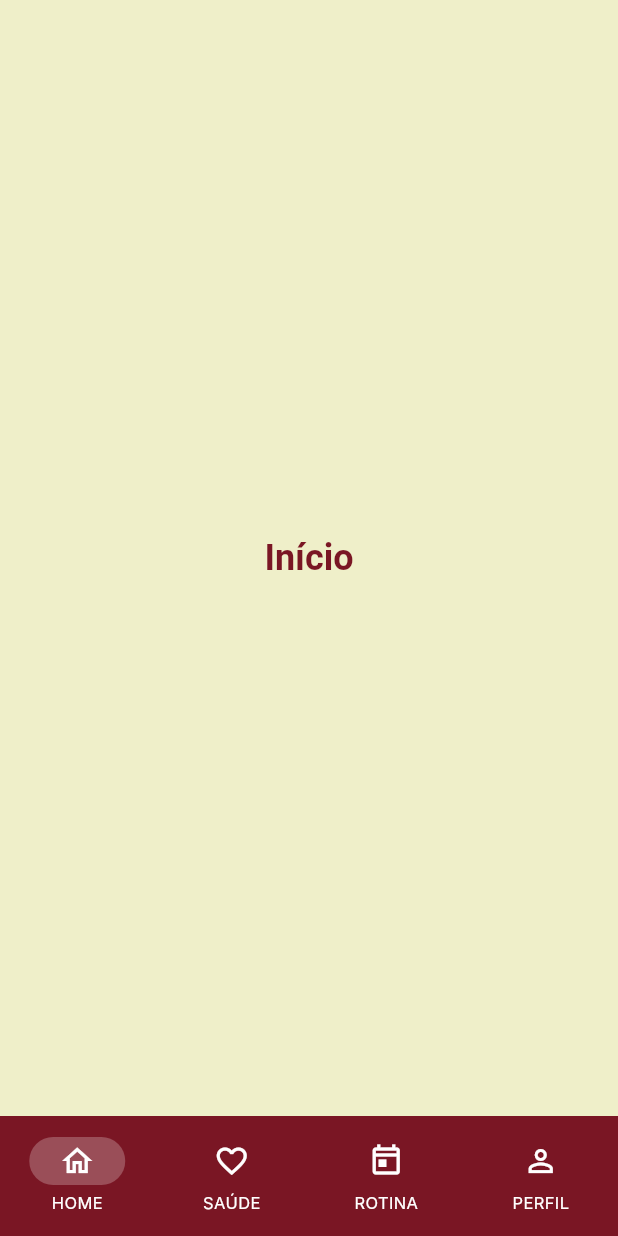
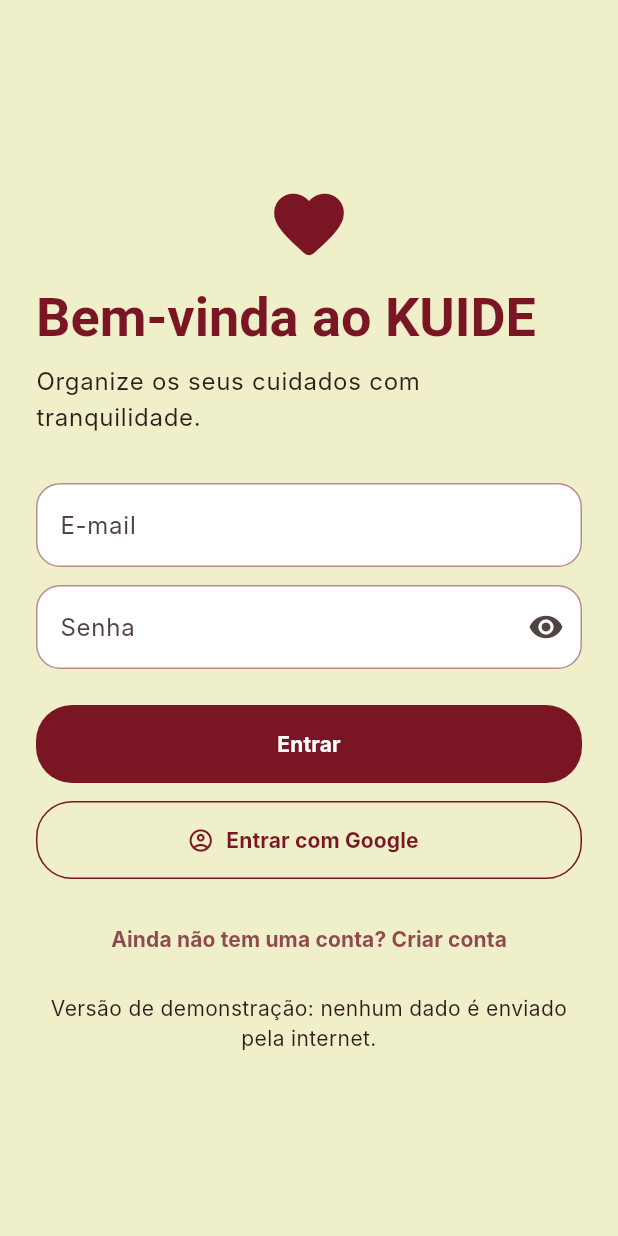
Before and after one commit to vinicius-pascoal/kuideapp, a Flutter app: the screen it shows after launch, on a phone screen of 412 x 824 dp. Run offline on Flutter 3.47's test engine with Material 3 defaults, Android fonts, the phone set to English and light mode, and no system bars; our stand-ins replace flutter_riverpod, go_router; Roboto replaces fonts that are missing (Inter, Source Serif Pro).

Commit message:
feat: implementa fluxo de autenticação com telas de login, registro e logout, além de validações e mock de repositório

```diff
--- a/lib/app/router/app_router.dart
+++ b/lib/app/router/app_router.dart
@@ -1,8 +1,12 @@
+import 'package:flutter/foundation.dart';
 import 'package:flutter/material.dart';
-import 'package:flutter/foundation.dart';
 import 'package:go_router/go_router.dart';
 
 import '../../features/catalog/presentation/widget_catalog_screen.dart';
+import '../../features/auth/presentation/login_screen.dart';
+import '../../features/auth/presentation/logout_screen.dart';
+import '../../features/auth/presentation/register_screen.dart';
+import '../../features/auth/presentation/splash_screen.dart';
 import '../../features/home/presentation/home_placeholder_screen.dart';
 import '../../features/health/presentation/health_placeholder_screen.dart';
 import '../../features/profile/presentation/profile_placeholder_screen.dart';
@@ -10,8 +14,12 @@ import '../../features/routine/presentation/routine_placeholder_screen.dart';
 import '../../shared/widgets/kuide_scaffold.dart';
 
 final GoRouter appRouter = GoRouter(
-  initialLocation: '/home',
+  initialLocation: '/splash',
   routes: [
+    GoRoute(path: '/splash', builder: (context, state) => const SplashScreen()),
+    GoRoute(path: '/login', builder: (context, state) => const LoginScreen()),
+    GoRoute(path: '/register', builder: (context, state) => const RegisterScreen()),
+    GoRoute(path: '/logout', builder: (context, state) => const LogoutScreen()),
     StatefulShellRoute.indexedStack(
       builder: (context, state, navigationShell) =>
           KuideScaffold(navigationShell: navigationShell),
--- /dev/null
+++ b/lib/features/auth/presentation/auth_validators.dart
@@ -0,0 +1,22 @@
+abstract final class AuthValidators {
+  static String? name(String? value) {
+    if (value == null || value.trim().length < 2) {
+      return 'Informe seu nome completo.';
+    }
+    return null;
+  }
+
+  static String? email(String? value) {
+    final email = value?.trim() ?? '';
+    if (email.isEmpty) return 'Informe seu e-mail.';
+    if (!email.contains('@') || !email.contains('.')) {
+      return 'Informe um e-mail válido.';
+    }
+    return null;
+  }
+
+  static String? password(String? value) {
+    if ((value ?? '').length < 6) return 'A senha deve ter pelo menos 6 caracteres.';
+    return null;
+  }
+}
--- /dev/null
+++ b/lib/features/auth/presentation/login_screen.dart
@@ -0,0 +1,114 @@
+import 'package:flutter/material.dart';
+import 'package:flutter_riverpod/flutter_riverpod.dart';
+import 'package:go_router/go_router.dart';
+
+import '../../../app/theme/app_colors.dart';
+import '../../../app/theme/app_spacing.dart';
+import '../../../core/providers/app_providers.dart';
+import '../../../shared/widgets/app_buttons.dart';
+import '../../../shared/widgets/app_fields.dart';
+import '../../../shared/widgets/mock_action_dialog.dart';
+import 'auth_validators.dart';
+
+class LoginScreen extends ConsumerStatefulWidget {
+  const LoginScreen({super.key});
+
+  @override
+  ConsumerState<LoginScreen> createState() => _LoginScreenState();
+}
+
+class _LoginScreenState extends ConsumerState<LoginScreen> {
+  final _formKey = GlobalKey<FormState>();
+  final _emailController = TextEditingController();
+  final _passwordController = TextEditingController();
+  var _submitting = false;
+
+  @override
+  void dispose() {
+    _emailController.dispose();
+    _passwordController.dispose();
+    super.dispose();
+  }
+
+  Future<void> _signIn() async {
+    if (!_formKey.currentState!.validate()) return;
+    setState(() => _submitting = true);
+    await ref.read(authSessionProvider.notifier).signInWithEmail(
+          email: _emailController.text.trim(),
+          password: _passwordController.text,
+        );
+    if (!mounted) return;
+    context.go('/home');
+  }
+
+  Future<void> _continueWithGoogleMock() async {
+    await MockActionDialog.show(
+      context,
+      title: 'Entrada Google simulada',
+      message: 'Nenhuma conta Google será acessada. Você continuará usando dados locais de demonstração.',
+      confirmLabel: 'Continuar',
+    );
+    if (!mounted) return;
+    await ref.read(authSessionProvider.notifier).signInWithGoogleMock();
+    if (mounted) context.go('/home');
+  }
+
+  @override
+  Widget build(BuildContext context) => Scaffold(
+        body: SafeArea(
+          child: Center(
+            child: SingleChildScrollView(
+              keyboardDismissBehavior: ScrollViewKeyboardDismissBehavior.onDrag,
+              padding: const EdgeInsets.all(AppSpacing.lg),
+              child: ConstrainedBox(
+                constraints: const BoxConstraints(maxWidth: 440),
+                child: Form(
+                  key: _formKey,
+                  child: Column(
+                    crossAxisAlignment: CrossAxisAlignment.stretch,
+                    children: [
+                      const Icon(Icons.favorite_rounded, color: AppColors.wine, size: 56),
+                      const SizedBox(height: AppSpacing.sm),
+                      Text('Bem-vinda ao KUIDE', style: Theme.of(context).textTheme.displaySmall),
+                      const SizedBox(height: AppSpacing.xs),
+                      Text('Organize os seus cuidados com tranquilidade.', style: Theme.of(context).textTheme.bodyLarge),
+                      const SizedBox(height: AppSpacing.xl),
+                      AppTextField(
+                        label: 'E-mail',
+                        controller: _emailController,
+                        keyboardType: TextInputType.emailAddress,
+                        validator: AuthValidators.email,
+                      ),
+                      const SizedBox(height: AppSpacing.sm),
+                      AppPasswordField(
+                        label: 'Senha',
+                        controller: _passwordController,
+                        validator: AuthValidators.password,
+                      ),
+                      const SizedBox(height: AppSpacing.lg),
+                      PrimaryButton(label: 'Entrar', onPressed: _signIn, isLoading: _submitting),
+                      const SizedBox(height: AppSpacing.sm),
+                      SecondaryButton(
+                        label: 'Entrar com Google',
+                        icon: Icons.account_circle_outlined,
+                        onPressed: _submitting ? null : _continueWithGoogleMock,
+                      ),
+                      const SizedBox(height: AppSpacing.md),
+                      TextButton(
+                        onPressed: () => context.go('/register'),
+                        child: const Text('Ainda não tem uma conta? Criar conta'),
+                      ),
+                      const SizedBox(height: AppSpacing.sm),
+                      const Text(
+                        'Versão de demonstração: nenhum dado é enviado pela internet.',
+                        textAlign: TextAlign.center,
+                      ),
+                    ],
+                  ),
+                ),
+              ),
+            ),
+          ),
+        ),
+      );
+}
--- a/lib/shared/widgets/app_fields.dart
+++ b/lib/shared/widgets/app_fields.dart
@@ -34,10 +34,18 @@ class AppTextField extends StatelessWidget {
 }
 
 class AppPasswordField extends StatefulWidget {
-  const AppPasswordField({required this.label, super.key, this.controller});
+  const AppPasswordField({
+    required this.label,
+    super.key,
+    this.controller,
+    this.validator,
+    this.onChanged,
+  });
 
   final String label;
   final TextEditingController? controller;
+  final String? Function(String?)? validator;
+  final ValueChanged<String>? onChanged;
 
   @override
   State<AppPasswordField> createState() => _AppPasswordFieldState();
@@ -50,6 +58,8 @@ class _AppPasswordFieldState extends State<AppPasswordField> {
   Widget build(BuildContext context) => TextFormField(
         controller: widget.controller,
         obscureText: _obscured,
+        validator: widget.validator,
+        onChanged: widget.onChanged,
         decoration: InputDecoration(
           labelText: widget.label,
           suffixIcon: IconButton(
```
Also changed, not shown: lib/core/providers/app_providers.dart (+34 -3 lines), lib/core/repositories/auth_repository.dart (+31 -1 lines), lib/features/auth/presentation/logout_screen.dart (added, +28 -0 lines), lib/features/auth/presentation/register_screen.dart (added, +112 -0 lines), lib/features/auth/presentation/splash_screen.dart (added, +62 -0 lines), 2 other files.
